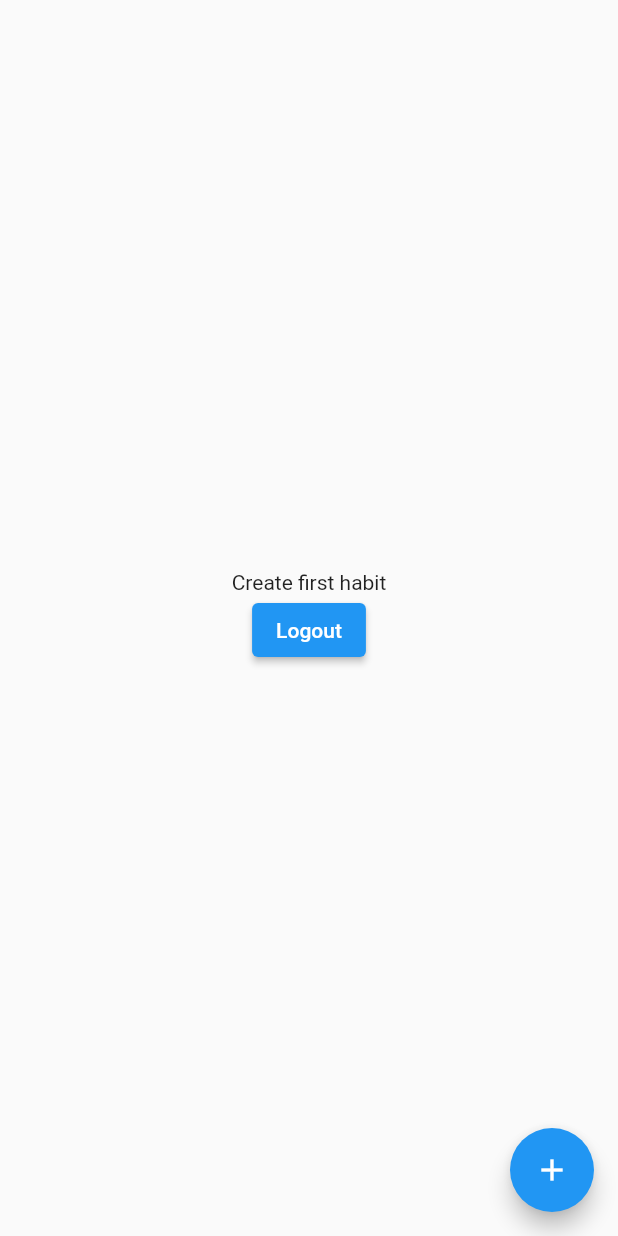
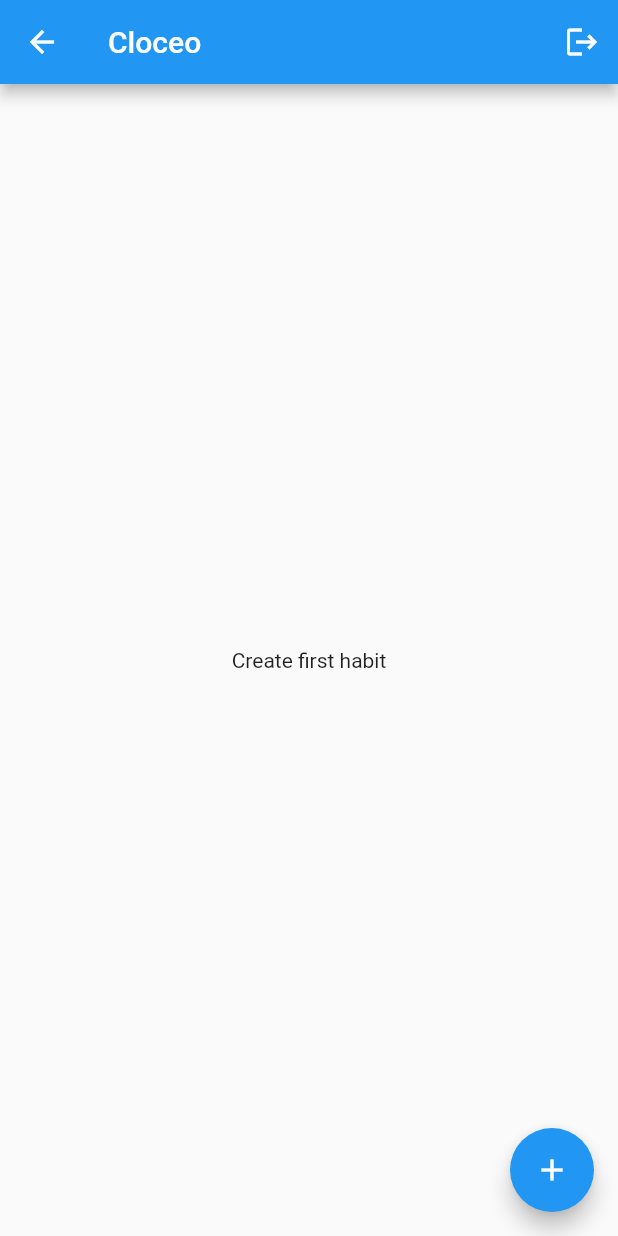
Before and after one commit to rahul-797/cloceo, a Flutter app: the HomeScreen screen opened directly, on a phone screen of 412 x 824 dp. Run offline on Flutter 3.47's test engine with Material 2 defaults, Android fonts, the phone set to English and light mode, and no system bars; our stand-ins replace badges, cloud_firestore, custom_radio_grouped_button, firebase_auth, firebase_core, freezed_annotation and 4 more; accounts and stored records are empty.

```diff
--- a/lib/screens/home_screen.dart
+++ b/lib/screens/home_screen.dart
@@ -32,34 +32,32 @@ class _HomeScreenState extends State<HomeScreen> {
   @override
   Widget build(BuildContext context) {
     return Scaffold(
+      appBar: AppBar(
+        title: const Text("Cloceo"),
+        actions: [
+          IconButton(
+              onPressed: () {
+                loginService.logout();
+              },
+              icon: const Icon(Icons.logout)),
+        ],
+      ),
       floatingActionButton: FloatingActionButton(
         onPressed: () {
           Get.to(() => AddEditScreen(isAdding: true, userModel: userModel));
         },
         child: const Icon(Icons.add),
       ),
-      body: Center(
-        child: Column(
-          mainAxisAlignment: MainAxisAlignment.center,
-          children: [
-            isLoading ? const Center(child: CircularProgressIndicator()) : showHabitTiles(),
-            ElevatedButton(
-              onPressed: () {
-                loginService.logout();
-              },
-              child: const Text("Logout"),
-            ),
-          ],
-        ),
-      ),
+      body: isLoading ? const Center(child: CircularProgressIndicator()) : showHabitTiles(),
     );
   }
 
   Widget showHabitTiles() {
     return userModel != null && userModel!.habitDetails.isNotEmpty
         ? ListView.builder(
-            itemCount: userModel!.habitDetails.length,
+      itemCount: userModel!.habitDetails.length,
             shrinkWrap: true,
+            padding: const EdgeInsets.fromLTRB(0, 24, 0, 0),
             itemBuilder: (context, index) {
               return GestureDetector(
                 onTap: () {
@@ -76,8 +74,8 @@ class _HomeScreenState extends State<HomeScreen> {
                         userModel!.habitDetails[index]['name'],
                         style: const TextStyle(fontSize: 20),
                       ),
-                      //trailing: Text(
-                      // "${userModel!.habitRecords[index]['270722'] ?? "0"}/${userModel!.habitDetails[index]['goal']}"),
+                      trailing: Text(
+                          "${userModel!.habitRecords[index][getDateId(dateTime)] ?? "0"}/${userModel!.habitDetails[index]["goal"]}"),
                     ),
                   ),
                 ),
@@ -92,7 +90,7 @@ class _HomeScreenState extends State<HomeScreen> {
       Wrap(
         children: [
           StatefulBuilder(
-            builder: (BuildContext context, StateSetter setState) {
+            builder: (BuildContext context, StateSetter setBottomState) {
               return Container(
                 decoration: const BoxDecoration(
                   color: Colors.white,
@@ -169,6 +167,7 @@ class _HomeScreenState extends State<HomeScreen> {
                               }
                               update(userModel!);
                               setState(() {});
+                              setBottomState(() {});
                             },
                             icon: const Icon(Icons.remove),
                             iconSize: 36,
@@ -229,6 +228,7 @@ class _HomeScreenState extends State<HomeScreen> {
                               }
                               update(userModel!);
                               setState(() {});
+                              setBottomState(() {});
                             },
                             icon: const Icon(Icons.add),
                             iconSize: 36,
```
Also changed, not shown: 1 other file.
